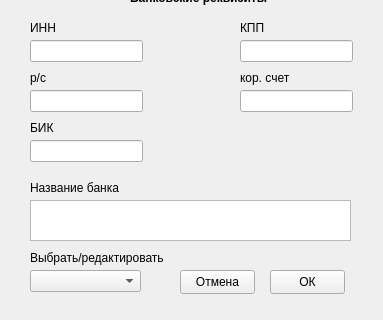
SmolPO/vertical, file my_helper/notebook/designer_ui/new_company.ui: the form before one commit; both pictures show x 0 to 383 and y 200 to 520 of the 383 by 520 pixel window.
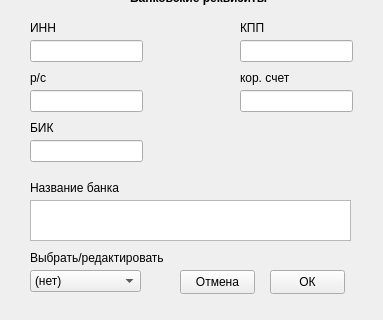
The form after the commit.

Diff of the .ui file:
```diff
--- a/my_helper/notebook/designer_ui/new_company.ui
+++ b/my_helper/notebook/designer_ui/new_company.ui
@@ -275,6 +275,11 @@
      <height>22</height>
     </rect>
    </property>
+   <item>
+    <property name="text">
+     <string>(нет)</string>
+    </property>
+   </item>
   </widget>
   <widget class="QLabel" name="label_11">
    <property name="geometry">
```
